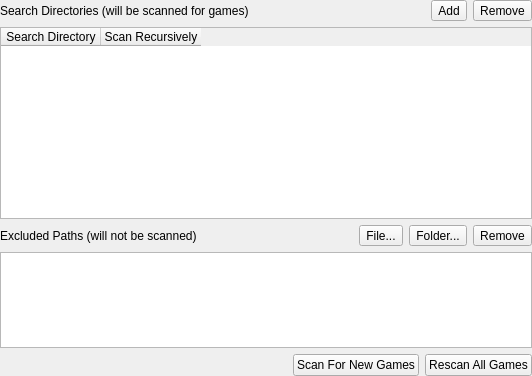
Before: the Qt Designer form src/arcadeduck-qt/gamelistsettingswidget.ui in StillJC/ArcadeDuck, drawn with Qt 5.
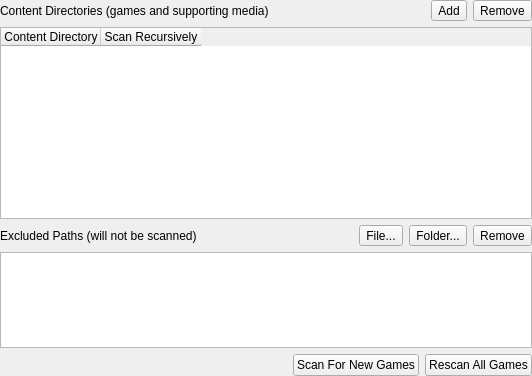
After: the same form once the commit is applied. Icons and pictures are not drawn.

Commit message: Add media scanning for separately stored roms & chds

Diff of the .ui file:
```diff
--- a/src/arcadeduck-qt/gamelistsettingswidget.ui
+++ b/src/arcadeduck-qt/gamelistsettingswidget.ui
@@ -28,7 +28,7 @@
      <item>
       <widget class="QLabel" name="label">
        <property name="text">
-        <string>Search Directories (will be scanned for games)</string>
+        <string>Content Directories (games and supporting media)</string>
        </property>
       </widget>
      </item>
@@ -89,7 +89,7 @@
     <widget class="QTableWidget" name="searchDirectoryList">
      <column>
       <property name="text">
-       <string>Search Directory</string>
+       <string>Content Directory</string>
       </property>
      </column>
      <column>
```
The commit also changes 11 other files.
